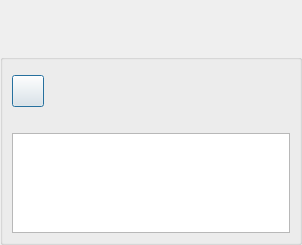
Before: the Qt Designer form GoTvApps/GoTvCommon/Forms/ActivityVideoOptions.ui in brettrjones/gotvptop, drawn with Qt 5.
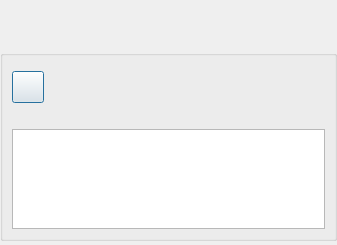
After: the same form once the commit is applied. Icons and pictures are not drawn. Custom widgets are drawn as their Qt base class.

What changed in the file:
```diff
--- a/GoTvApps/GoTvCommon/Forms/ActivityVideoOptions.ui
+++ b/GoTvApps/GoTvCommon/Forms/ActivityVideoOptions.ui
@@ -6,7 +6,7 @@
    <rect>
     <x>0</x>
     <y>0</y>
-    <width>302</width>
+    <width>337</width>
     <height>245</height>
    </rect>
   </property>
@@ -25,94 +25,20 @@
   <property name="windowTitle">
    <string>Debug Settings</string>
   </property>
-  <property name="styleSheet">
-   <string notr="true">QDialog#ActivityAbout
-{   
-color: transparent;
-background-color: transparent;
-border: 1px solid transparent;
-border-radius: 8px; 
-}
-
-#StyledDlgTitleBox
-{   
-color: black;
-background-color: rgb(50,238,17);
-border: 2px solid green;
-border-top-left-radius: 8px; 
-border-top-right-radius: 8px;
-}
-
-#StyledDlgTitleLabel
-{   
-color: black;
-}
-
-#StyledDlgItemsBox
-{   
-background-color: rgb(50,238,17);
-border: 2px solid green;
-border-top-color: green; 
-border-bottom-left-radius: 8px; 
-border-bottom-right-radius: 8px;
-}
-QPushButton#CancelButton
-{
-color: white;
-font: bold 14px;
-border-width: 10;
-border-image: url(:/MyP2PWeb/Resources/button_green_normal.png) 10;
-padding: -10;
-}
-QPushButton#CancelButton:pressed
-{
-border-width: 10;
-border-image: url(:/MyP2PWeb/Resources/button_green_pressed.png) 10;
-padding: -10;
-}
-QPushButton#AcceptButton
-{
-color: white;
-font: bold 14px;
-border-width: 10;
-border-image: url(:/MyP2PWeb/Resources/button_green_normal.png) 10;
-padding: -10;
-}
-QPushButton#AcceptButton:pressed
-{
-border-width: 10;
-border-image: url(:/MyP2PWeb/Resources/button_green_pressed.png) 10;
-padding: -10;
-}
-QPushButton#ViewLogButton
-{
-color: white;
-font: bold 14px;
-border-width: 10;
-border-image: url(:/MyP2PWeb/Resources/button_green_normal.png) 10;
-padding: -10;
-}
-QPushButton#ViewLogButton:pressed
-{
-border-width: 10;
-border-image: url(:/MyP2PWeb/Resources/button_green_pressed.png) 10;
-padding: -10;
-}
-QLabel#PermissionLabel
-{
-font: bold 14px;
-}
-QLineEdit#FileNameEdit
-{
-background-color: rgb(238,238,238);
-}
-QPlainTextEdit#OfferMsgEdit</string>
-  </property>
   <layout class="QVBoxLayout" name="verticalLayout">
    <property name="spacing">
     <number>0</number>
    </property>
-   <property name="margin">
+   <property name="leftMargin">
+    <number>0</number>
+   </property>
+   <property name="topMargin">
+    <number>0</number>
+   </property>
+   <property name="rightMargin">
+    <number>0</number>
+   </property>
+   <property name="bottomMargin">
     <number>0</number>
    </property>
    <item>
@@ -228,6 +154,25 @@
      </layout>
     </widget>
    </item>
+   <item>
+    <widget class="BottomBarWidget" name="m_BottomBarWidget" native="true">
+     <property name="sizePolicy">
+      <sizepolicy hsizetype="Expanding" vsizetype="Minimum">
+       <horstretch>0</horstretch>
+       <verstretch>0</verstretch>
+      </sizepolicy>
+     </property>
+     <property name="minimumSize">
+      <size>
+       <width>30</width>
+       <height>0</height>
+      </size>
+     </property>
+     <property name="autoFillBackground">
+      <bool>true</bool>
+     </property>
+    </widget>
+   </item>
   </layout>
  </widget>
  <customwidgets>
@@ -238,9 +183,9 @@
    <container>1</container>
   </customwidget>
   <customwidget>
-   <class>VidWidget</class>
+   <class>BottomBarWidget</class>
    <extends>QWidget</extends>
-   <header location="global">VidWidget.h</header>
+   <header location="global">BottomBarWidget.h</header>
    <container>1</container>
   </customwidget>
   <customwidget>
@@ -248,6 +193,12 @@
    <extends>QPushButton</extends>
    <header>VxPushButton.h</header>
   </customwidget>
+  <customwidget>
+   <class>VidWidget</class>
+   <extends>QWidget</extends>
+   <header location="global">VidWidget.h</header>
+   <container>1</container>
+  </customwidget>
  </customwidgets>
  <resources/>
  <connections/>
```
